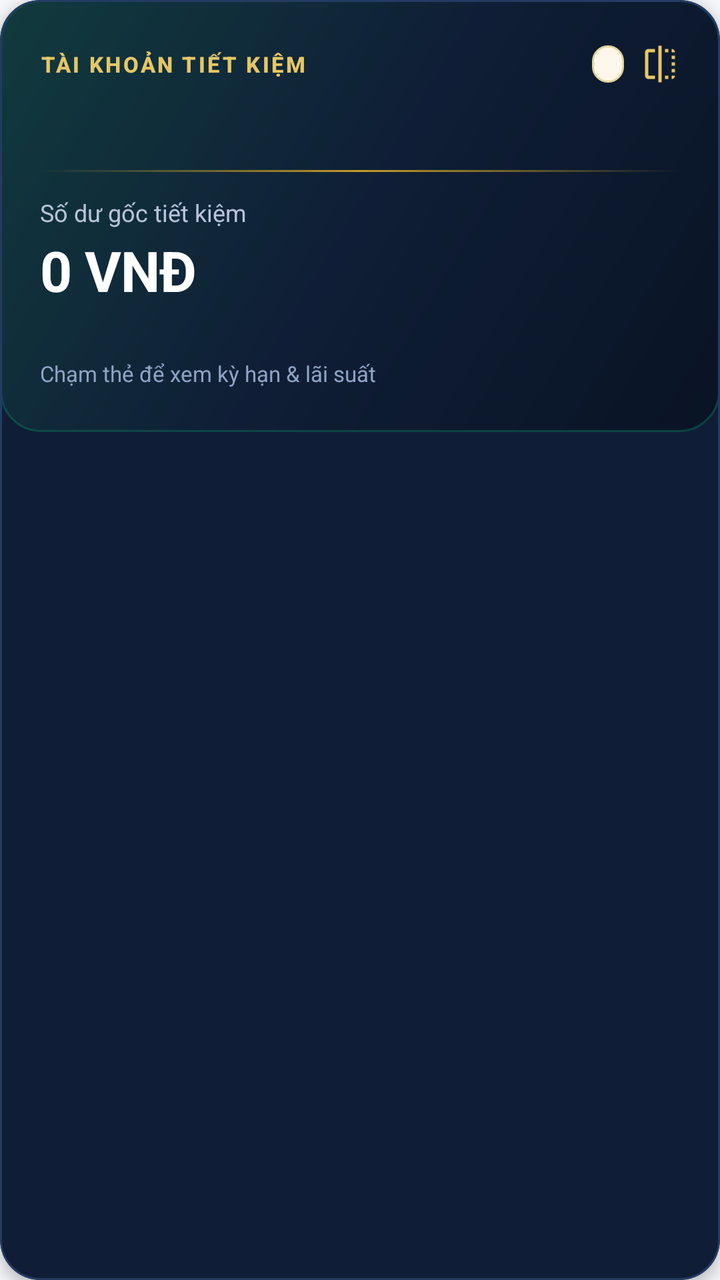
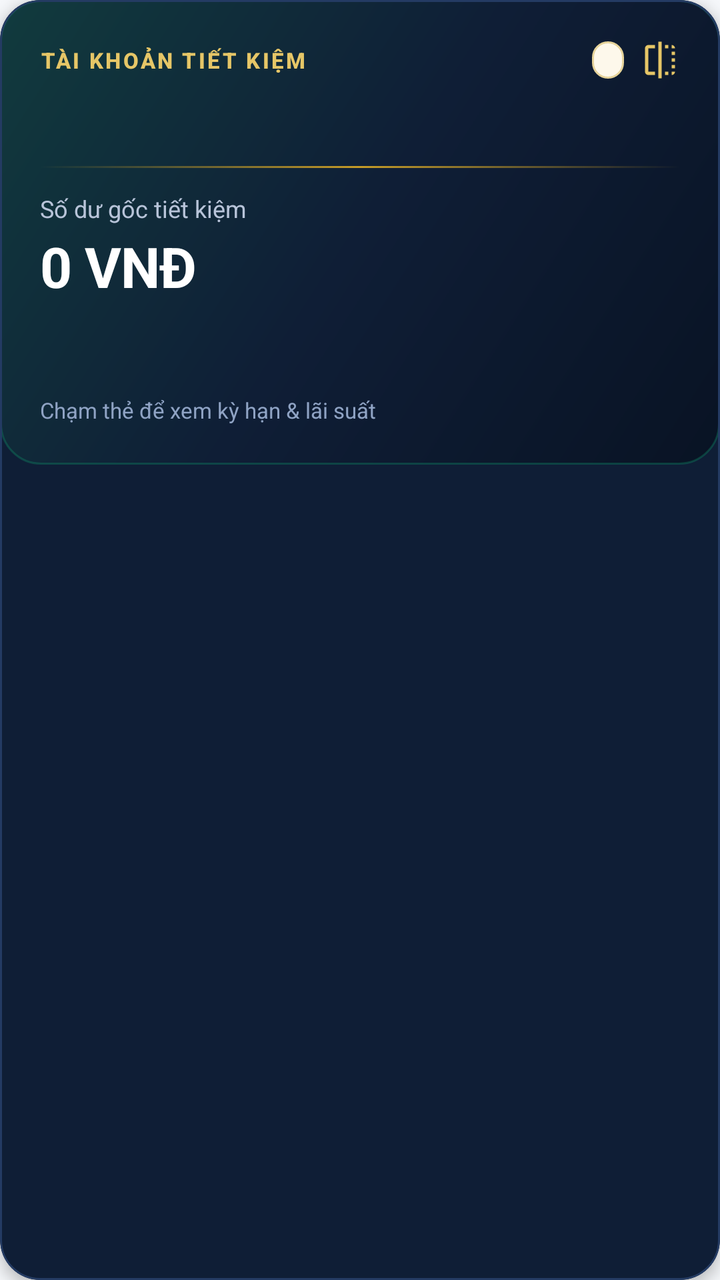

Before-and-after screenshots of an Android layout around one commit, followed by the original layout XML and the change that was made.
<!-- AndroidManifest.xml: application theme Theme.PHLBanking -->
<!-- res/layout/item_account_savings.xml -->
<?xml version="1.0" encoding="utf-8"?>
<com.google.android.material.card.MaterialCardView xmlns:android="http://schemas.android.com/apk/res/android"
    xmlns:app="http://schemas.android.com/apk/res-auto"
    style="@style/Widget.PHL.Card.Hero"
    android:layout_width="match_parent"
    android:layout_height="wrap_content"
    android:layout_marginBottom="@dimen/space_md"
    android:clickable="true"
    android:focusable="true">

    <FrameLayout
        android:id="@+id/cardFlipContainer"
        android:layout_width="match_parent"
        android:layout_height="wrap_content"
        android:minHeight="216dp">

        
        <androidx.constraintlayout.widget.ConstraintLayout
            android:id="@+id/layoutSavingsFront"
            android:layout_width="match_parent"
            android:layout_height="wrap_content"
            android:background="@drawable/bg_m2_savings_card_front"
            android:minHeight="216dp"
            android:visibility="visible">

            <View
                android:id="@+id/viewSavingsShimmer"
                android:layout_width="110dp"
                android:layout_height="0dp"
                android:background="@drawable/bg_shimmer_sweep"
                android:visibility="gone"
                app:layout_constraintBottom_toBottomOf="parent"
                app:layout_constraintStart_toStartOf="parent"
                app:layout_constraintTop_toTopOf="parent" />

            <LinearLayout
                android:layout_width="0dp"
                android:layout_height="wrap_content"
                android:orientation="vertical"
                android:padding="@dimen/space_lg"
                app:layout_constraintBottom_toBottomOf="parent"
                app:layout_constraintEnd_toEndOf="parent"
                app:layout_constraintStart_toStartOf="parent"
                app:layout_constraintTop_toTopOf="parent">

                <LinearLayout
                    android:layout_width="match_parent"
                    android:layout_height="wrap_content"
                    android:gravity="center_vertical"
                    android:orientation="horizontal">

                    <TextView
                        style="@style/TextAppearance.PHL.Overline"
                        android:layout_width="0dp"
                        android:layout_height="wrap_content"
                        android:layout_weight="1"
                        android:text="TÀI KHOẢN TIẾT KIỆM"
                        android:textColor="@color/phl_gold_light" />

                    <TextView
                        android:id="@+id/tvSavingsTermBadge"
                        style="@style/TextAppearance.PHL.Pill"
                        android:layout_width="wrap_content"
                        android:layout_height="wrap_content"
                        android:background="@drawable/bg_pill_gold"
                        android:fontFeatureSettings="tnum"
                        android:paddingStart="@dimen/space_sm"
                        android:paddingTop="@dimen/space_xxs"
                        android:paddingEnd="@dimen/space_sm"
                        android:paddingBottom="@dimen/space_xxs"
                        android:textColor="@color/phl_gold" />

                    <ImageView
                        android:layout_width="@dimen/icon_size_md"
                        android:layout_height="@dimen/icon_size_md"
                        android:layout_marginStart="@dimen/space_sm"
                        android:contentDescription="Lật thẻ"
                        android:src="@drawable/ic_m2_flip" />
                </LinearLayout>

                <TextView
                    android:id="@+id/tvSavingsAccountNo"
                    android:layout_width="wrap_content"
                    android:layout_height="wrap_content"
                    android:layout_marginTop="@dimen/space_md"
                    android:fontFeatureSettings="tnum"
                    android:letterSpacing="0.06"
                    android:textColor="@color/phl_gold_light"
                    android:textSize="@dimen/text_body"
                    android:textStyle="bold" />

                <View
                    android:layout_width="match_parent"
                    android:layout_height="@dimen/hairline_height"
                    android:layout_marginTop="@dimen/space_md"
                    android:background="@drawable/bg_gold_hairline" />

                <TextView
                    android:layout_width="wrap_content"
                    android:layout_height="wrap_content"
                    android:layout_marginTop="@dimen/space_md"
                    android:text="Số dư gốc tiết kiệm"
                    android:textColor="@color/phl_navy_on_dark_muted"
                    android:textSize="@dimen/text_body_sm" />

                <TextView
                    android:id="@+id/tvSavingsBalance"
                    style="@style/TextAppearance.PHL.Amount.Hero"
                    android:layout_width="wrap_content"
                    android:layout_height="wrap_content"
                    android:layout_marginTop="@dimen/space_xxs"
                    android:fontFeatureSettings="tnum"
                    android:text="0 VNĐ" />

                <TextView
                    android:id="@+id/tvSavingsAccrued"
                    android:layout_width="wrap_content"
                    android:layout_height="wrap_content"
                    android:layout_marginTop="@dimen/space_xs"
                    android:fontFeatureSettings="tnum"
                    android:textColor="@color/phl_emerald_stroke"
                    android:textSize="@dimen/text_body_md"
                    android:textStyle="bold" />

                <TextView
                    android:layout_width="wrap_content"
                    android:layout_height="wrap_content"
                    android:layout_marginTop="@dimen/space_xs"
                    android:text="Chạm thẻ để xem kỳ hạn &amp; lãi suất"
                    android:textColor="@color/phl_navy_on_dark_subtle"
                    android:textSize="@dimen/text_caption" />
            </LinearLayout>
        </androidx.constraintlayout.widget.ConstraintLayout>

        
        <LinearLayout
            android:id="@+id/layoutSavingsBack"
            android:layout_width="match_parent"
            android:layout_height="wrap_content"
            android:background="@drawable/bg_m2_savings_card_back"
            android:minHeight="216dp"
            android:orientation="vertical"
            android:paddingStart="@dimen/space_lg"
            android:paddingTop="64dp"
            android:paddingEnd="@dimen/space_lg"
            android:paddingBottom="@dimen/space_lg"
            android:visibility="gone">

            <LinearLayout
                android:layout_width="match_parent"
                android:layout_height="wrap_content"
                android:gravity="center_vertical"
                android:orientation="horizontal">

                <TextView
                    android:id="@+id/tvSavingsBackProduct"
                    android:layout_width="0dp"
                    android:layout_height="wrap_content"
                    android:layout_weight="1"
                    android:textColor="@color/phl_gold_light"
                    android:textSize="@dimen/text_body_md"
                    android:textStyle="bold" />

                <TextView
                    android:id="@+id/tvSavingsBackRate"
                    style="@style/TextAppearance.PHL.Amount.Rate"
                    android:layout_width="wrap_content"
                    android:layout_height="wrap_content"
                    android:fontFeatureSettings="tnum"
                    android:textColor="@color/phl_emerald_stroke" />
            </LinearLayout>

            <LinearLayout
                android:layout_width="match_parent"
                android:layout_height="wrap_content"
                android:layout_marginTop="@dimen/space_md"
                android:gravity="center_vertical"
                android:orientation="horizontal">

                <TextView
                    android:layout_width="0dp"
                    android:layout_height="wrap_content"
                    android:layout_weight="1"
                    android:text="Kỳ hạn gửi"
                    android:textColor="@color/phl_navy_on_dark_muted"
                    android:textSize="@dimen/text_body_md" />

                <TextView
                    android:id="@+id/tvSavingsBackTerm"
                    android:layout_width="wrap_content"
                    android:layout_height="wrap_content"
                    android:fontFeatureSettings="tnum"
                    android:textColor="@color/phl_white"
                    android:textSize="@dimen/text_body_md"
                    android:textStyle="bold" />
            </LinearLayout>

            <LinearLayout
                android:layout_width="match_parent"
                android:layout_height="wrap_content"
                android:layout_marginTop="@dimen/space_xs"
                android:gravity="center_vertical"
                android:orientation="horizontal">

                <TextView
                    android:layout_width="0dp"
                    android:layout_height="wrap_content"
                    android:layout_weight="1"
                    android:text="Ngày đáo hạn"
                    android:textColor="@color/phl_navy_on_dark_muted"
                    android:textSize="@dimen/text_body_md" />

                <TextView
                    android:id="@+id/tvSavingsBackMaturity"
                    android:layout_width="wrap_content"
                    android:layout_height="wrap_content"
                    android:fontFeatureSettings="tnum"
                    android:textColor="@color/phl_white"
                    android:textSize="@dimen/text_body_md"
                    android:textStyle="bold" />
            </LinearLayout>

            <LinearLayout
                android:layout_width="match_parent"
                android:layout_height="wrap_content"
                android:layout_marginTop="@dimen/space_xs"
                android:gravity="center_vertical"
                android:orientation="horizontal">

                <TextView
                    android:layout_width="0dp"
                    android:layout_height="wrap_content"
                    android:layout_weight="1"
                    android:text="Lãi tích lũy dự kiến"
                    android:textColor="@color/phl_navy_on_dark_muted"
                    android:textSize="@dimen/text_body_md" />

                <TextView
                    android:id="@+id/tvSavingsBackAccrued"
                    style="@style/TextAppearance.PHL.AmountSmall"
                    android:layout_width="wrap_content"
                    android:layout_height="wrap_content"
                    android:fontFeatureSettings="tnum"
                    android:textColor="@color/phl_emerald_stroke" />
            </LinearLayout>

            <TextView
                android:layout_width="match_parent"
                android:layout_height="wrap_content"
                android:layout_marginTop="@dimen/space_sm"
                android:gravity="end"
                android:text="Chạm để lật lại"
                android:textColor="@color/phl_navy_on_dark_subtle"
                android:textSize="@dimen/text_caption" />
        </LinearLayout>
    </FrameLayout>
</com.google.android.material.card.MaterialCardView>
<!-- resources referenced by this layout -->
<resources>
  <color name="phl_emerald_stroke">#A7F3D0</color>
  <color name="phl_gold">#B8860B</color>
  <color name="phl_gold_light">#E6C667</color>
  <color name="phl_navy_on_dark_muted">#B8C4D9</color>
  <color name="phl_navy_on_dark_subtle">#8FA3C4</color>
  <color name="phl_white">#FFFFFF</color>
  <dimen name="hairline_height">1dp</dimen>
  <dimen name="icon_size_md">20dp</dimen>
  <dimen name="space_lg">20dp</dimen>
  <dimen name="space_md">12dp</dimen>
  <dimen name="space_sm">8dp</dimen>
  <dimen name="space_xs">4dp</dimen>
  <dimen name="space_xxs">2dp</dimen>
  <dimen name="text_body">14sp</dimen>
  <dimen name="text_body_md">13sp</dimen>
  <dimen name="text_body_sm">12sp</dimen>
  <dimen name="text_caption">11sp</dimen>
  <style name="TextAppearance.PHL.Amount.Hero" parent="TextAppearance.PHL.Amount">
          <item name="android:textSize">28sp</item>
          <item name="android:textColor">@color/phl_white</item>
          <item name="android:letterSpacing">-0.01</item>
      </style>
  <style name="TextAppearance.PHL.Amount.Rate" parent="TextAppearance.PHL.Amount">
          <item name="android:textSize">@dimen/text_section</item>
          <item name="android:textColor">@color/phl_emerald</item>
      </style>
  <style name="TextAppearance.PHL.AmountSmall" parent="TextAppearance.PHL.Amount">
          <item name="android:textSize">@dimen/text_body</item>
          <item name="android:textColor">@color/phl_text_primary</item>
      </style>
  <color name="phl_gold_soft">#C59B27</color>
  <color name="phl_navy">#0F1E36</color>
  <color name="phl_navy_deep">#060D1A</color>
  <dimen name="radius_xl">20dp</dimen>
  <color name="phl_navy_dark">#091324</color>
  <color name="phl_gold_tint">#FDF8EB</color>
  <dimen name="radius_pill">999dp</dimen>
  <dimen name="stroke_hairline">1dp</dimen>
  <color name="phl_gold_stroke">#E6D39A</color>
  <color name="phl_shimmer_highlight">#38FFFFFF</color>
  <style name="TextAppearance.PHL.Amount" parent="TextAppearance.Material3.HeadlineMedium">
          <item name="android:textColor">@color/phl_text_primary</item>
          <item name="android:textStyle">bold</item>
          <item name="android:fontFeatureSettings">tnum</item>
      </style>
  <dimen name="text_section">18sp</dimen>
  <color name="phl_emerald">#0E9F6E</color>
  <color name="phl_text_primary">#101828</color>
  <color name="phl_navy_border_dark">#243B63</color>
  <dimen name="elevation_raised">4dp</dimen>
  <color name="phl_navy_tint">#EDF2F9</color>
  <color name="phl_emerald_tint">#ECFDF5</color>
  <color name="phl_emerald_dark">#077A54</color>
  <color name="phl_bg">#F5F7FA</color>
  <color name="phl_surface">#FFFFFF</color>
  <color name="phl_surface_subtle">#F8FAFC</color>
  <color name="phl_text_secondary">#475467</color>
  <color name="phl_border">#E4E8F0</color>
  <color name="phl_divider">#EAECF0</color>
  <color name="phl_danger">#D92D20</color>
  <color name="phl_danger_tint">#FEF3F2</color>
  <color name="phl_ripple_light">#1A0F1E36</color>
  <style name="ThemeOverlay.PHL.BottomSheetDialog" parent="ThemeOverlay.Material3.BottomSheetDialog">
          <item name="bottomSheetStyle">@style/Widget.PHL.BottomSheet.Modal</item>
          <item name="colorSurface">@color/phl_surface</item>
          <item name="colorSurfaceContainerLow">@color/phl_surface</item>
      </style>
  <style name="Widget.PHL.BottomSheet.Modal" parent="Widget.Material3.BottomSheet.Modal">
          <item name="backgroundTint">@color/phl_surface</item>
          <item name="shapeAppearanceOverlay">@style/ShapeAppearance.PHL.BottomSheet</item>
      </style>
  <style name="ShapeAppearance.PHL.Dialog" parent="">
          <item name="cornerFamily">rounded</item>
          <item name="cornerSize">@dimen/radius_xl</item>
      </style>
  <dimen name="radius_xxl">24dp</dimen>
  <!-- unchanged entries left out for length: 12 -->
</resources>

<!-- the commit's change to res/layout/item_account_savings.xml (unified diff, before → after) -->
@@ -111,6 +111,14 @@
                     android:layout_marginTop="@dimen/space_xxs"
                     android:fontFeatureSettings="tnum"
                     android:text="0 VNĐ" />
+
+                <TextView
+                    android:id="@+id/tvSavingsMaturity"
+                    android:layout_width="wrap_content"
+                    android:layout_height="wrap_content"
+                    android:layout_marginTop="@dimen/space_xs"
+                    android:textColor="@color/phl_navy_on_dark_muted"
+                    android:textSize="@dimen/text_body_sm" />
 
                 <TextView
                     android:id="@+id/tvSavingsAccrued"
